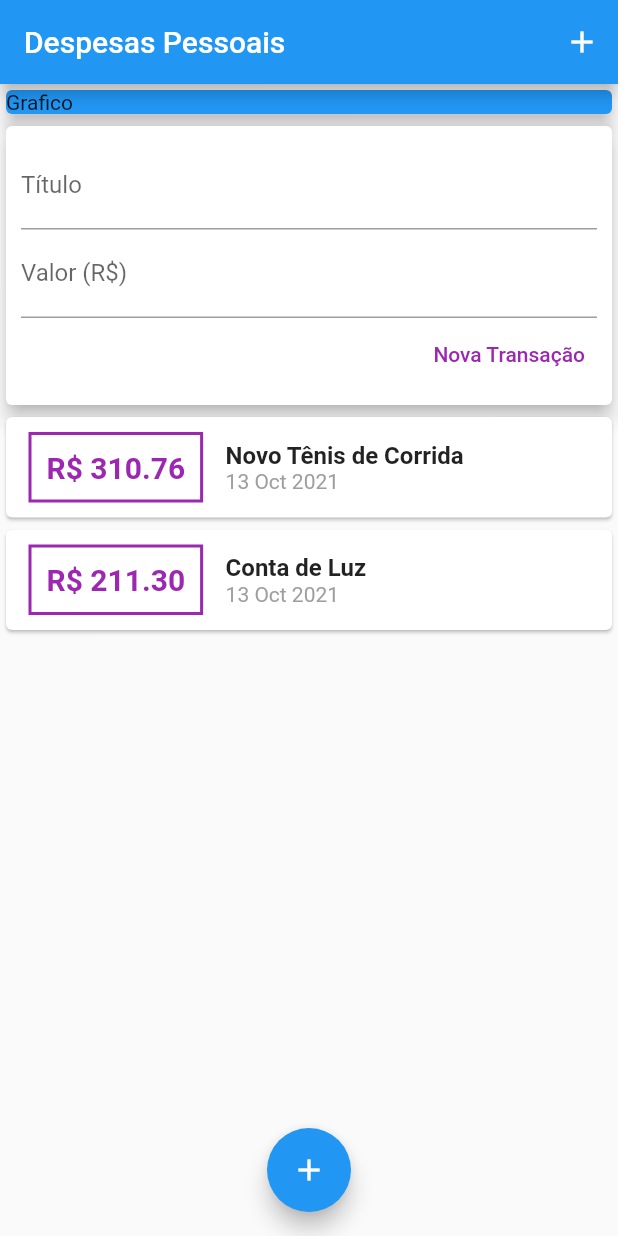
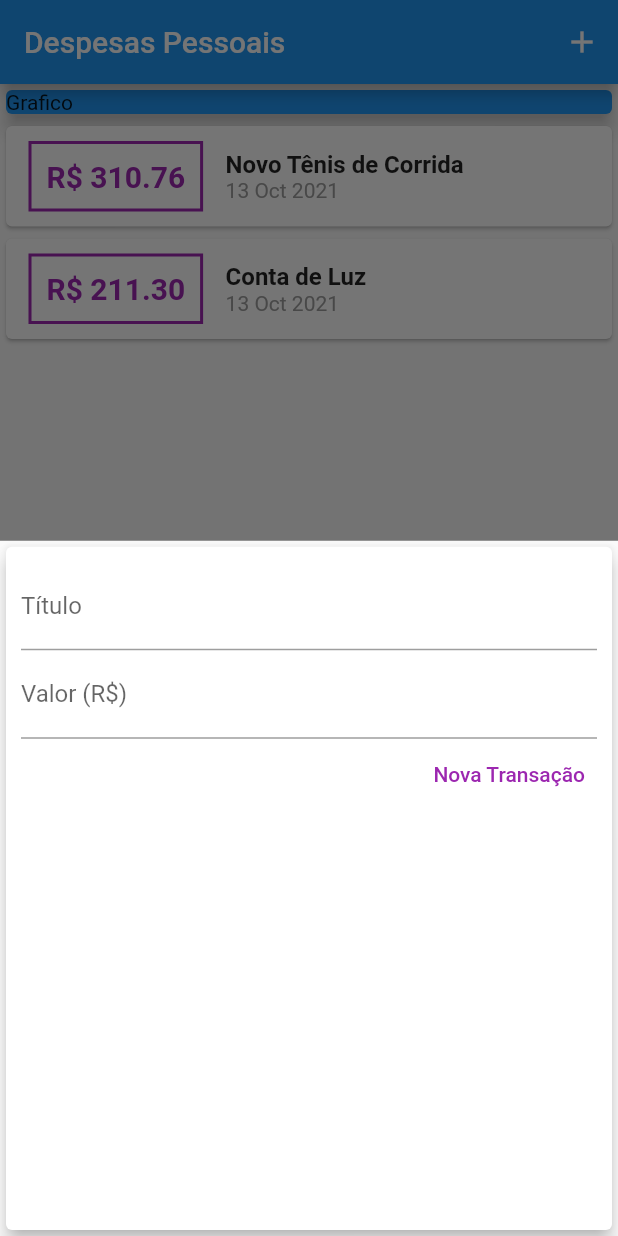
Before and after one commit to mbj-junior/Estudo-Flutter, a Flutter app: the screen it shows after launch, after a tap on the "add" icon, on a phone screen of 412 x 824 dp. Run offline on Flutter 3.47's test engine with Material 2 defaults, Android fonts, the phone set to English and light mode, and no system bars.

```diff
--- a/expenses/lib/components/transaction_form.dart
+++ b/expenses/lib/components/transaction_form.dart
@@ -1,12 +1,18 @@
 import 'package:flutter/material.dart';
 
-class TransactionForm extends StatelessWidget {
-  final titleController = TextEditingController();
-  final valueController = TextEditingController();
-
+class TransactionForm extends StatefulWidget {
   final void Function(String, double) onSubmit;
 
   TransactionForm(this.onSubmit);
+
+  @override
+  _TransactionFormState createState() => _TransactionFormState();
+}
+
+class _TransactionFormState extends State<TransactionForm> {
+  final titleController = TextEditingController();
+
+  final valueController = TextEditingController();
 
   _submitForm() {
     final title = titleController.text;
@@ -16,7 +22,7 @@ class TransactionForm extends StatelessWidget {
       return;
     }
 
-    onSubmit(title, value);
+    widget.onSubmit(title, value);
   }
 
   @override
--- a/expenses/lib/components/transaction_user.dart
+++ /dev/null
@@ -1,49 +0,0 @@
-import 'dart:math';
-import 'transaction_form.dart';
-import 'transaction_list.dart';
-import 'package:flutter/material.dart';
-import 'package:expenses/models/transaction.dart';
-
-class TransactionUser extends StatefulWidget {
-  @override
-  _TransactionUserState createState() => _TransactionUserState();
-}
-
-class _TransactionUserState extends State<TransactionUser> {
-  final _transactions = [
-    Transaction(
-      id: 't1',
-      title: 'Novo Tênis de Corrida',
-      value: 310.76,
-      date: DateTime.now(),
-    ),
-    Transaction(
-      id: 't2',
-      title: 'Conta de Luz',
-      value: 211.30,
-      date: DateTime.now(),
-    ),
-  ];
-
-  _addTransaction(String title, double value) {
-    final newTransaction = Transaction(
-        id: Random().nextDouble().toString(),
-        title: title,
-        value: value,
-        date: DateTime.now());
-
-    setState(() {
-      _transactions.add(newTransaction);
-    });
-  }
-
-  @override
-  Widget build(BuildContext context) {
-    return Column(
-      children: <Widget>[
-        TransactionForm(_addTransaction),
-        TransactionList(_transactions),
-      ],
-    );
-  }
-}
--- a/expenses/lib/main.dart
+++ b/expenses/lib/main.dart
@@ -1,5 +1,9 @@
+import 'dart:math';
+import 'models/transaction.dart';
 import 'package:flutter/material.dart';
-import 'components/transaction_user.dart';
+import 'components/transaction_list.dart';
+import 'package:expenses/models/transaction.dart';
+import 'package:expenses/components/transaction_form.dart';
 
 main() => runApp(ExpensesApp());
 
@@ -10,7 +14,49 @@ class ExpensesApp extends StatelessWidget {
   }
 }
 
-class MyHomePage extends StatelessWidget {
+class MyHomePage extends StatefulWidget {
+  @override
+  _MyHomePageState createState() => _MyHomePageState();
+}
+
+class _MyHomePageState extends State<MyHomePage> {
+  final _transactions = [
+    Transaction(
+      id: 't1',
+      title: 'Novo Tênis de Corrida',
+      value: 310.76,
+      date: DateTime.now(),
+    ),
+    Transaction(
+      id: 't2',
+      title: 'Conta de Luz',
+      value: 211.30,
+      date: DateTime.now(),
+    ),
+  ];
+
+  _addTransaction(String title, double value) {
+    final newTransaction = Transaction(
+        id: Random().nextDouble().toString(),
+        title: title,
+        value: value,
+        date: DateTime.now());
+
+    setState(() {
+      _transactions.add(newTransaction);
+    });
+
+    Navigator.of(context).pop();
+  }
+
+  _openTransactionFormModal(BuildContext context) {
+    showModalBottomSheet(
+        context: context,
+        builder: (_) {
+          return TransactionForm(_addTransaction);
+        });
+  }
+
   @override
   Widget build(BuildContext context) {
     return Scaffold(
@@ -18,7 +64,7 @@ class MyHomePage extends StatelessWidget {
         title: Text('Despesas Pessoais'),
         actions: <Widget>[
           IconButton(
-            onPressed: () {},
+            onPressed: () => _openTransactionFormModal(context),
             icon: Icon(Icons.add),
           ),
         ],
@@ -35,13 +81,13 @@ class MyHomePage extends StatelessWidget {
                 elevation: 5,
               ),
             ),
-            TransactionUser(),
+            TransactionList(_transactions),
           ],
         ),
       ),
       floatingActionButton: FloatingActionButton(
         child: Icon(Icons.add),
-        onPressed: () {},
+        onPressed: () => _openTransactionFormModal(context),
       ),
       floatingActionButtonLocation: FloatingActionButtonLocation.centerFloat,
     );
```
